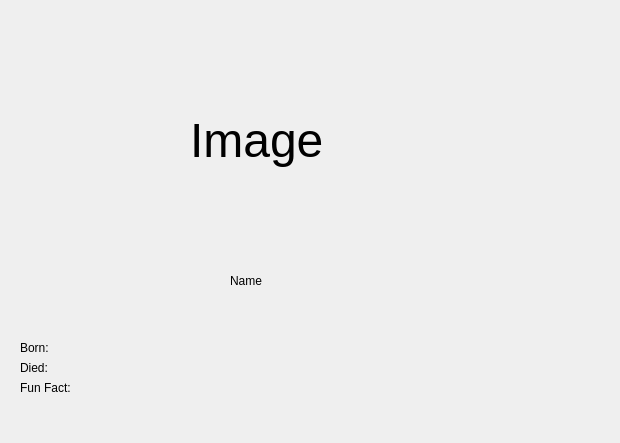
First picture: the form in scientistsinformationwindowdialog.ui, repository marthagb/VLN1-Skil-3, before the edit.
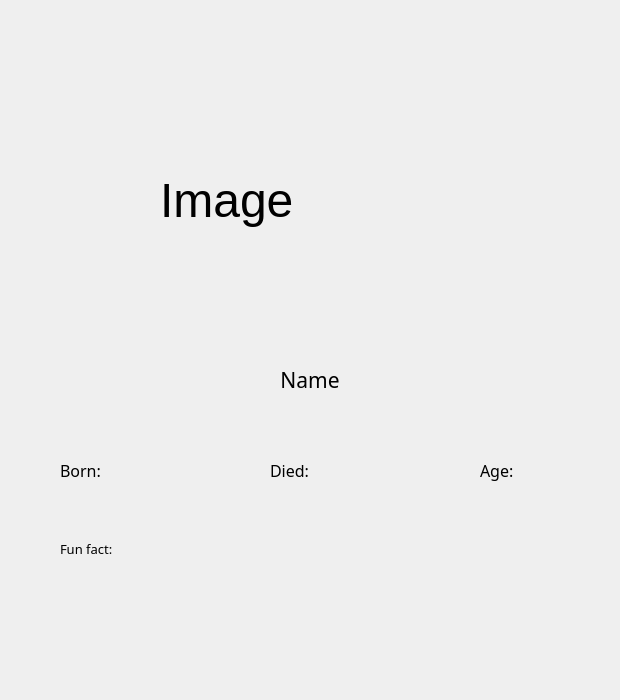
Second picture: the form after the edit.

Commit message: show scientist window dialog layout

```diff
--- a/scientistsinformationwindowdialog.ui
+++ b/scientistsinformationwindowdialog.ui
@@ -7,7 +7,7 @@
     <x>0</x>
     <y>0</y>
     <width>620</width>
-    <height>443</height>
+    <height>700</height>
    </rect>
   </property>
   <property name="windowTitle">
@@ -16,10 +16,10 @@
   <widget class="QLabel" name="loadImageLabel">
    <property name="geometry">
     <rect>
-     <x>190</x>
-     <y>20</y>
-     <width>241</width>
-     <height>241</height>
+     <x>160</x>
+     <y>50</y>
+     <width>300</width>
+     <height>300</height>
     </rect>
    </property>
    <property name="font">
@@ -34,25 +34,40 @@
   <widget class="QLabel" name="ScientistsNameLabel">
    <property name="geometry">
     <rect>
-     <x>230</x>
-     <y>270</y>
-     <width>61</width>
-     <height>21</height>
+     <x>130</x>
+     <y>360</y>
+     <width>360</width>
+     <height>40</height>
     </rect>
    </property>
+   <property name="font">
+    <font>
+     <family>Rockwell</family>
+     <pointsize>16</pointsize>
+    </font>
+   </property>
    <property name="text">
     <string>Name</string>
    </property>
+   <property name="alignment">
+    <set>Qt::AlignCenter</set>
+   </property>
   </widget>
   <widget class="QLabel" name="ScientistsYearBornLabel">
    <property name="geometry">
     <rect>
-     <x>20</x>
-     <y>340</y>
-     <width>71</width>
-     <height>16</height>
+     <x>60</x>
+     <y>450</y>
+     <width>130</width>
+     <height>40</height>
     </rect>
    </property>
+   <property name="font">
+    <font>
+     <family>Rockwell</family>
+     <pointsize>12</pointsize>
+    </font>
+   </property>
    <property name="text">
     <string>Born:</string>
    </property>
@@ -60,12 +75,18 @@
   <widget class="QLabel" name="ScientistsYearOfDeathLabel">
    <property name="geometry">
     <rect>
-     <x>20</x>
-     <y>360</y>
-     <width>91</width>
-     <height>16</height>
+     <x>270</x>
+     <y>450</y>
+     <width>130</width>
+     <height>40</height>
     </rect>
    </property>
+   <property name="font">
+    <font>
+     <family>Rockwell</family>
+     <pointsize>12</pointsize>
+    </font>
+   </property>
    <property name="text">
     <string>Died:</string>
    </property>
@@ -73,14 +94,53 @@
   <widget class="QLabel" name="ScientistsFunFactLabel">
    <property name="geometry">
     <rect>
-     <x>20</x>
-     <y>380</y>
-     <width>91</width>
-     <height>16</height>
+     <x>60</x>
+     <y>540</y>
+     <width>521</width>
+     <height>91</height>
     </rect>
    </property>
+   <property name="font">
+    <font>
+     <family>Rockwell</family>
+     <pointsize>10</pointsize>
+     <stylestrategy>PreferDefault</stylestrategy>
+     <kerning>true</kerning>
+    </font>
+   </property>
+   <property name="inputMethodHints">
+    <set>Qt::ImhNone</set>
+   </property>
    <property name="text">
-    <string>Fun Fact:</string>
+    <string>Fun fact:</string>
+   </property>
+   <property name="scaledContents">
+    <bool>false</bool>
+   </property>
+   <property name="alignment">
+    <set>Qt::AlignLeading|Qt::AlignLeft|Qt::AlignTop</set>
+   </property>
+   <property name="wordWrap">
+    <bool>true</bool>
+   </property>
+  </widget>
+  <widget class="QLabel" name="ScientistAgeLabel">
+   <property name="geometry">
+    <rect>
+     <x>480</x>
+     <y>450</y>
+     <width>80</width>
+     <height>40</height>
+    </rect>
+   </property>
+   <property name="font">
+    <font>
+     <family>Rockwell</family>
+     <pointsize>12</pointsize>
+    </font>
+   </property>
+   <property name="text">
+    <string>Age:</string>
    </property>
   </widget>
  </widget>
```
The commit also changes 3 other files.
